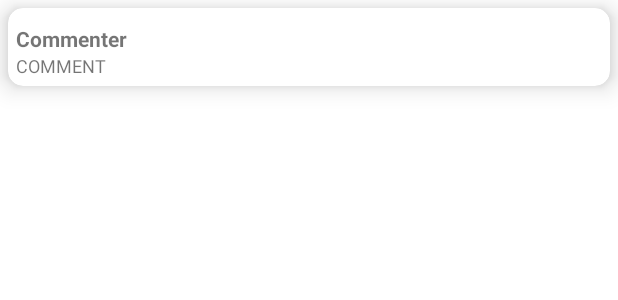
After one commit to I-m-Out-Of-Ideas/CollabDeck, an Android app: the layout comments.xml on its own in the app's theme, with its tools: preview values and no code run, on a phone screen of 412 x 824 dp. The commit adds this screen. Shown: the top 300 px of the screen. Run offline under Robolectric (Android 15) with nearby library versions, the phone set to English and light mode, and no system bars.

Commit message:
User can see comments associated with flashcard

```diff
--- a/app/src/main/java/com/example/testapp/CreateComment.kt
+++ b/app/src/main/java/com/example/testapp/CreateComment.kt
@@ -41,7 +41,7 @@ class CreateComment : AppCompatActivity() {
             val intent = Intent(this , CommentPage::class.java)
             intent.putExtra("set", set)
             intent.putExtra("flashcard", flashcard)
-            startActivity(intent)
+            startActivityForResult(intent, ADD_COMMENT_CODE)
         }
     }
 
@@ -65,5 +65,6 @@ class CreateComment : AppCompatActivity() {
 
     companion object {
         const val TAG = "CreateComment"
+        val ADD_COMMENT_CODE = 8080
     }
 }
--- a/app/src/main/java/com/example/testapp/StudySetActivity.kt
+++ b/app/src/main/java/com/example/testapp/StudySetActivity.kt
@@ -68,7 +68,7 @@ class StudySetActivity : AppCompatActivity() {
             startActivity(intent)
         }
 
-        edit.setOnClickListener{
+        edit.setOnClickListener {
             val intent = Intent(this , EditSet::class.java)
             intent.putExtra("set" , set)
             startActivityForResult(intent, EDIT_SET_CODE)
@@ -80,7 +80,7 @@ class StudySetActivity : AppCompatActivity() {
             startActivity(intent)
         }
 
-        collaborators.setOnClickListener{
+        collaborators.setOnClickListener {
             val intent = Intent(this , CollaboratorsActivity::class.java)
             intent.putExtra("set" , set)
             startActivity(intent)
@@ -101,7 +101,7 @@ class StudySetActivity : AppCompatActivity() {
         val query : ParseQuery<FlashCard> = ParseQuery.getQuery(FlashCard::class.java)
         query.include(FlashCard.KEY_TERM)
         query.include(FlashCard.KEY_DEFINITION)
-        query.whereEqualTo(FlashCard.KEY_STUDYSET, set);
+        query.whereEqualTo(FlashCard.KEY_STUDYSET, set)
         query.addDescendingOrder("createdAt")
         query.findInBackground(object : FindCallback<FlashCard> {
             override fun done(cardsList: MutableList<FlashCard>, e: ParseException?) {
--- /dev/null
+++ b/app/src/main/res/layout/comments.xml
@@ -0,0 +1,38 @@
+<androidx.cardview.widget.CardView xmlns:android="http://schemas.android.com/apk/res/android"
+    android:layout_width="match_parent"
+    android:layout_height="wrap_content"
+    xmlns:app="http://schemas.android.com/apk/res-auto"
+    android:layout_margin="5dp"
+    app:cardElevation="10dp"
+    app:cardCornerRadius="10dp">
+
+    <RelativeLayout
+        android:layout_width="match_parent"
+        android:layout_height="match_parent"
+        android:layout_margin="5dp">
+
+        <RelativeLayout
+            android:id="@+id/id_commentLayout"
+            android:layout_width="match_parent"
+            android:layout_height="wrap_content"
+            android:layout_marginTop="5dp"
+            android:layout_alignParentStart="true"
+            android:layout_alignParentEnd="true" >
+
+            <TextView
+                android:id="@+id/id_commenter"
+                android:layout_width="match_parent"
+                android:layout_height="wrap_content"
+                android:textStyle="bold"
+                android:text="Commenter"/>
+
+            <TextView
+                android:id="@+id/id_comment"
+                android:layout_width="wrap_content"
+                android:layout_height="wrap_content"
+                android:layout_below="@id/id_commenter"
+                android:text="COMMENT"
+                android:textSize="12dp" />
+        </RelativeLayout>
+    </RelativeLayout>
+</androidx.cardview.widget.CardView>
--- /dev/null
+++ b/app/src/main/res/layout/edit_comment.xml
@@ -0,0 +1,5 @@
+<?xml version="1.0" encoding="utf-8"?>
+<androidx.constraintlayout.widget.ConstraintLayout xmlns:android="http://schemas.android.com/apk/res/android"
+    android:layout_width="match_parent"
+    android:layout_height="match_parent">
+</androidx.constraintlayout.widget.ConstraintLayout>
```
Also changed, not shown: app/src/main/java/com/example/testapp/CommentAdapter.kt (added, +44 -0 lines), app/src/main/java/com/example/testapp/CommentPage.kt (+51 -0 lines), app/src/main/res/layout/activity_comment_page.xml (+8 -0 lines).
